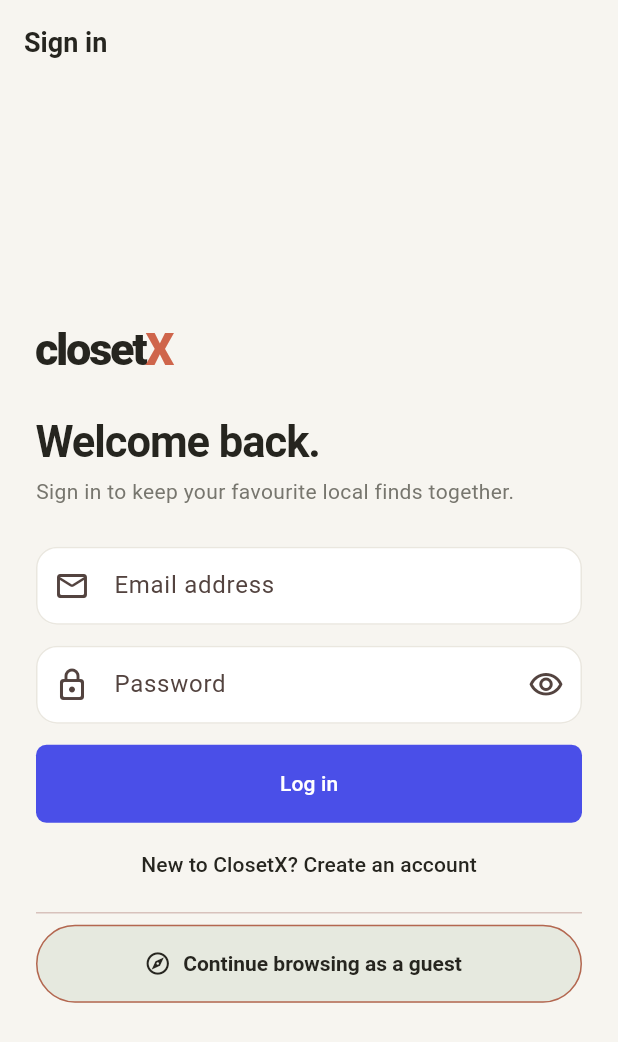
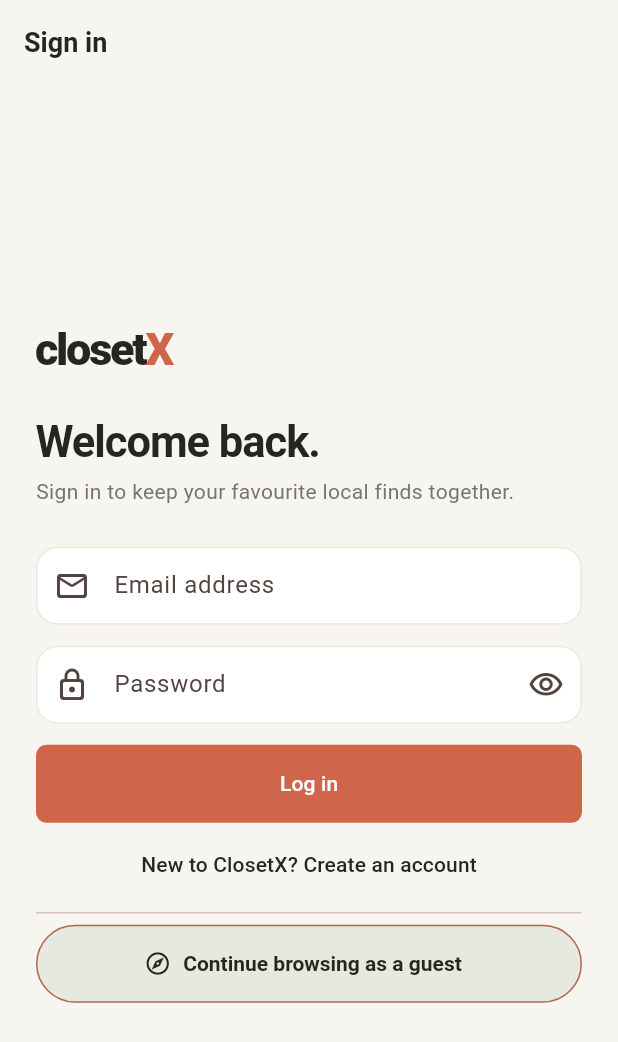
Before and after one commit to Billyammm/ClosetX, a Flutter app: the screen it shows after launch, on a phone screen of 412 x 824 dp. Shown: the top 1042 px of the screen. Run offline on Flutter 3.47's test engine with Material 3 defaults, Android fonts, the phone set to English and light mode, and no system bars; our stand-ins replace flutter_local_notifications, image_picker, package_info_plus, permission_handler, shared_preferences, supabase_flutter and 2 more; missing offline and left inert: dart:js_interop, webview_flutter_android; accounts and stored records are empty; network calls fail.

Commit message:
Update brand accent color across login and logo

```diff
--- a/lib/screens/account_screens.dart
+++ b/lib/screens/account_screens.dart
@@ -218,7 +218,7 @@ class _LoginScreenState extends State<LoginScreen> {
                       style: FilledButton.styleFrom(
                         backgroundColor: _isCreatingAccount
                             ? ink
-                            : const Color(0xFF4A4FE8),
+                            : brandX,
                         foregroundColor: Colors.white,
                         minimumSize: const Size(0, 52),
                         shape: RoundedRectangleBorder(
--- a/lib/theme.dart
+++ b/lib/theme.dart
@@ -5,6 +5,7 @@ const muted = Color(0xFF77766E);
 const paper = Color(0xFFF7F5F0);
 const line = Color(0xFFEAE7DF);
 const accent = Color(0xFFB46750);
+const brandX = Color(0xFFCF654B);
 const sage = Color(0xFFE6E9DF);
 
 ThemeData buildClosetTheme() {
--- a/lib/widgets/closet_widgets.dart
+++ b/lib/widgets/closet_widgets.dart
@@ -323,7 +323,7 @@ class ClosetLogo extends StatelessWidget {
           TextSpan(text: 'closet'),
           TextSpan(
             text: 'X',
-            style: TextStyle(color: Color(0xFFCF654B)),
+            style: TextStyle(color: brandX),
           ),
         ],
       ),
```
Also changed, not shown: 1 other file.
